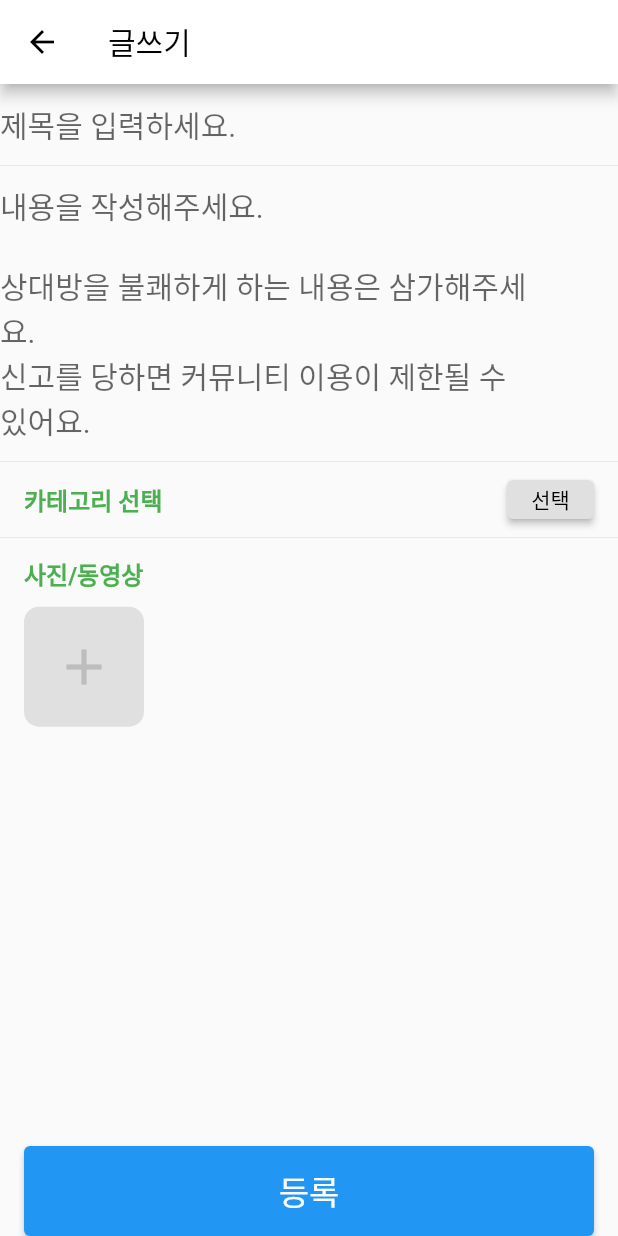
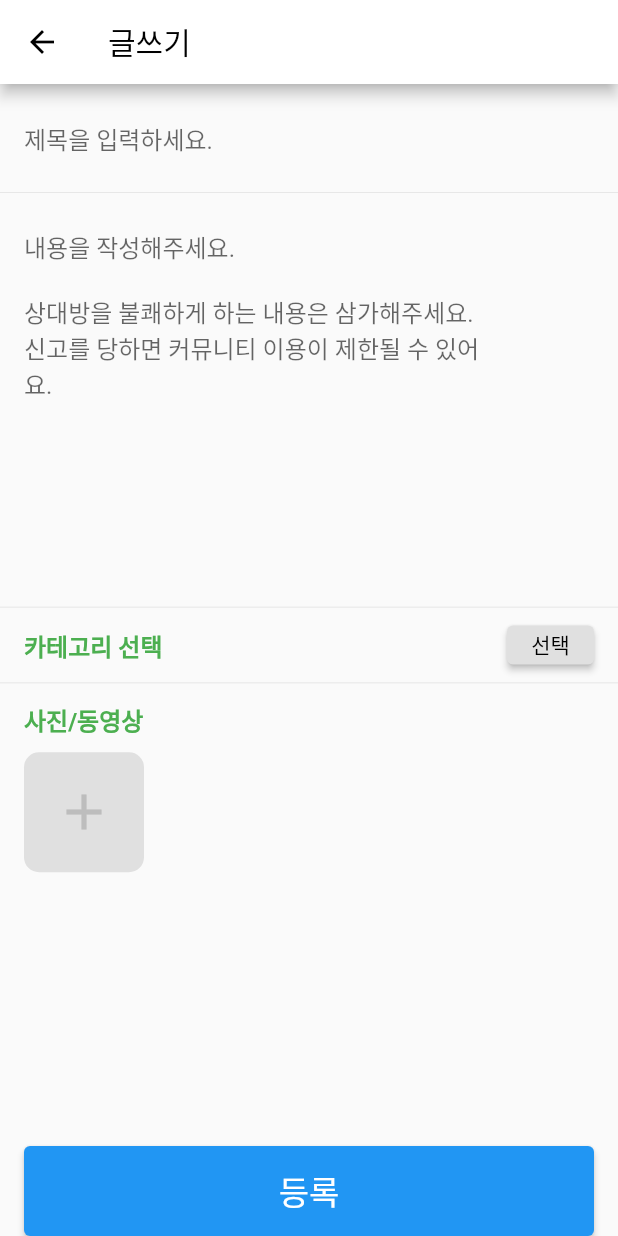
Before and after one commit to kyuSangHwang/treepet, a Flutter app: the CommunityPostCreateScreen screen opened directly, on a phone screen of 412 x 824 dp. Run offline on Flutter 3.47's test engine with Material 2 defaults, Android fonts, the phone set to English and light mode, and no system bars; our stand-ins replace firebase_core; accounts and stored records are empty; Roboto replaces fonts that are missing (pretendard).

Commit message:
텍스트 필드

```diff
--- a/lib/component/custom_text_field.dart
+++ b/lib/component/custom_text_field.dart
@@ -1,6 +1,7 @@
 import 'package:flutter/material.dart';
 import 'package:flutter/services.dart';
 import 'package:treepet/const/color.dart';
+import 'package:treepet/const/style.dart';
 
 class CustomTextField extends StatelessWidget {
   // true : 제목 ,  false : 내용
@@ -23,19 +24,23 @@ class CustomTextField extends StatelessWidget {
   }
 
   Widget renderTextField() {
-    return TextFormField(
+    return Padding(
+      padding: post_item_left_padding(),
+      child: TextFormField(
         cursorColor: SECOND_COLOR,
-      style: TextStyle(fontSize: 20.0),
+        style: co_create_textfield_placeholder,
         maxLines: isTitle ? 1 : null,
-      minLines: isTitle ? 1 : 5,
+        minLines: isTitle ? 1 : 12,
         decoration: InputDecoration(
-        border: InputBorder.none,
+          focusedBorder: InputBorder.none,
+          enabledBorder: InputBorder.none,
           hintText: placeHolder,
-        suffixText: isTitle ? '20자 이내' : '300자 이내' ,
+          suffixText: isTitle ? '20자 이내' : '1000자 이내' ,
           suffixStyle: TextStyle(
             fontSize: 12.0,
           )
         ),
+      ),
     );
   }
 }
```
Lines whose indentation alone changed are shown as unchanged.
